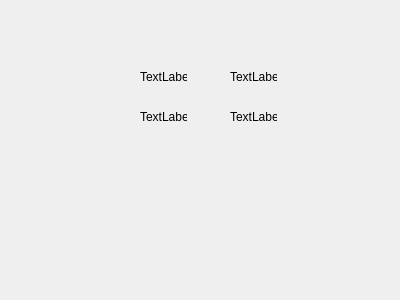
Above: clientpage.ui from kkdlau/COMP2012H-OPERATION-H before the change. Below: the same form after it.
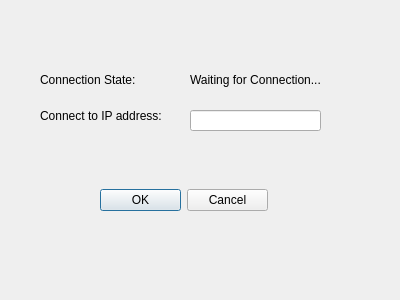
That is the form after the change.

Diff of the .ui file:
```diff
--- a/clientpage.ui
+++ b/clientpage.ui
@@ -16,54 +16,77 @@
   <widget class="QLabel" name="label">
    <property name="geometry">
     <rect>
-     <x>140</x>
+     <x>40</x>
      <y>70</y>
-     <width>47</width>
-     <height>14</height>
+     <width>151</width>
+     <height>20</height>
     </rect>
    </property>
    <property name="text">
-    <string>TextLabel</string>
+    <string>Connection State: </string>
    </property>
   </widget>
   <widget class="QLabel" name="label_2">
    <property name="geometry">
     <rect>
-     <x>140</x>
-     <y>110</y>
-     <width>47</width>
-     <height>14</height>
+     <x>40</x>
+     <y>100</y>
+     <width>141</width>
+     <height>31</height>
     </rect>
    </property>
    <property name="text">
-    <string>TextLabel</string>
+    <string>Connect to IP address:</string>
    </property>
   </widget>
   <widget class="QLabel" name="label_3">
    <property name="geometry">
     <rect>
-     <x>230</x>
+     <x>190</x>
      <y>70</y>
-     <width>47</width>
-     <height>14</height>
+     <width>221</width>
+     <height>20</height>
     </rect>
    </property>
    <property name="text">
-    <string>TextLabel</string>
+    <string>Waiting for Connection...</string>
    </property>
   </widget>
-  <widget class="QLabel" name="label_4">
+  <widget class="QLineEdit" name="lineEdit">
    <property name="geometry">
     <rect>
-     <x>230</x>
+     <x>190</x>
      <y>110</y>
-     <width>47</width>
-     <height>14</height>
+     <width>131</width>
+     <height>21</height>
     </rect>
    </property>
-   <property name="text">
-    <string>TextLabel</string>
+  </widget>
+  <widget class="QWidget" name="horizontalLayoutWidget">
+   <property name="geometry">
+    <rect>
+     <x>100</x>
+     <y>160</y>
+     <width>168</width>
+     <height>80</height>
+    </rect>
    </property>
+   <layout class="QHBoxLayout" name="horizontalLayout">
+    <item>
+     <widget class="QPushButton" name="pushButton">
+      <property name="text">
+       <string>OK</string>
+      </property>
+     </widget>
+    </item>
+    <item>
+     <widget class="QPushButton" name="pushButton_2">
+      <property name="text">
+       <string>Cancel</string>
+      </property>
+     </widget>
+    </item>
+   </layout>
   </widget>
  </widget>
  <resources/>
```
